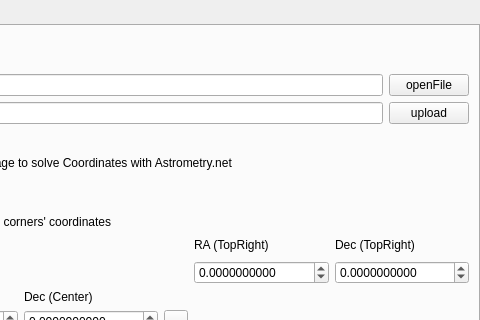
This is plugins/NebulaTextures/src/gui/nebulaTexturesDialog.ui in Stellarium/stellarium as Qt 5 draws it before an edit; both pictures show x 408 to 888 and y 0 to 320 of the 888 by 555 pixel window. The edited form follows.
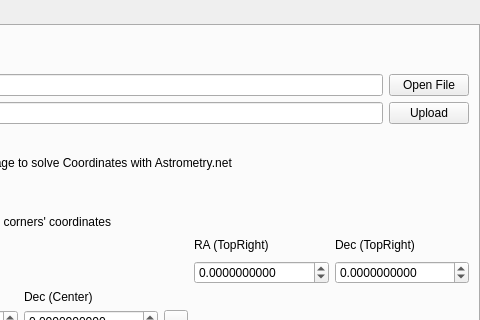
This is the edited form. Icons and pictures are not drawn. Custom widgets are drawn as their Qt base class.

Commit message: fix guide tex

The edit to the form file:
```diff
--- a/plugins/NebulaTextures/src/gui/nebulaTexturesDialog.ui
+++ b/plugins/NebulaTextures/src/gui/nebulaTexturesDialog.ui
@@ -67,7 +67,7 @@
          <item row="0" column="2">
           <widget class="QPushButton" name="openFileButton">
            <property name="text">
-            <string>openFile</string>
+            <string>Open File</string>
            </property>
           </widget>
          </item>
@@ -94,7 +94,7 @@
          <item row="1" column="2">
           <widget class="QPushButton" name="uploadImageButton">
            <property name="text">
-            <string>upload</string>
+            <string>Upload</string>
            </property>
           </widget>
          </item>
```
The commit also changes 1 other file.
